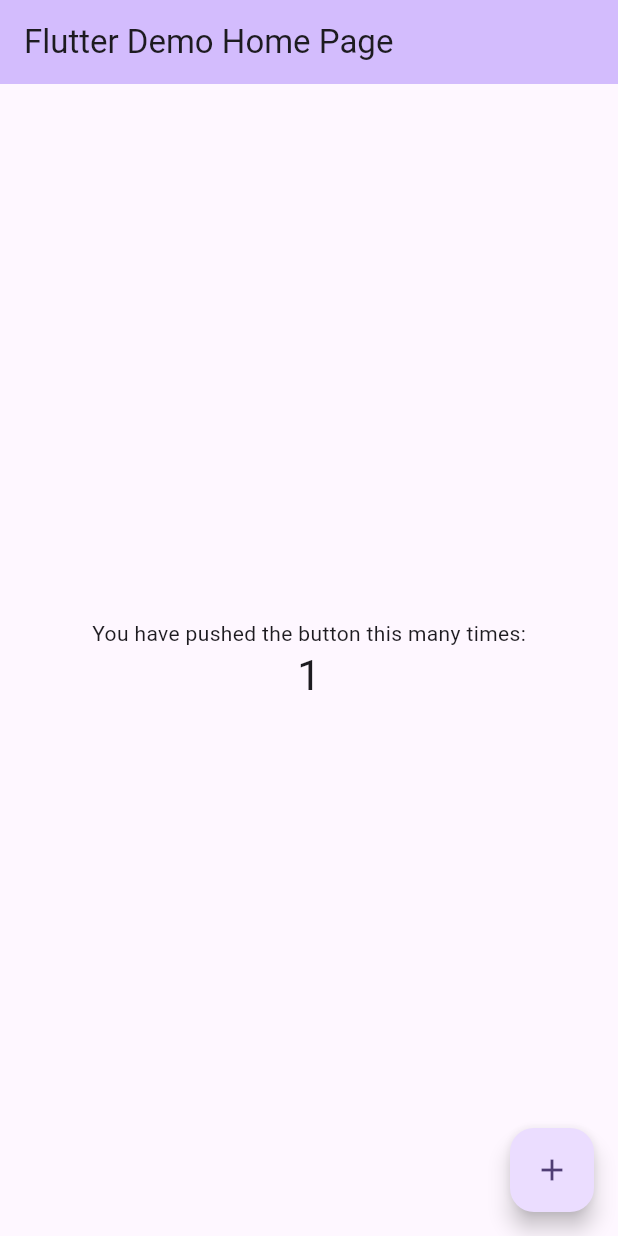
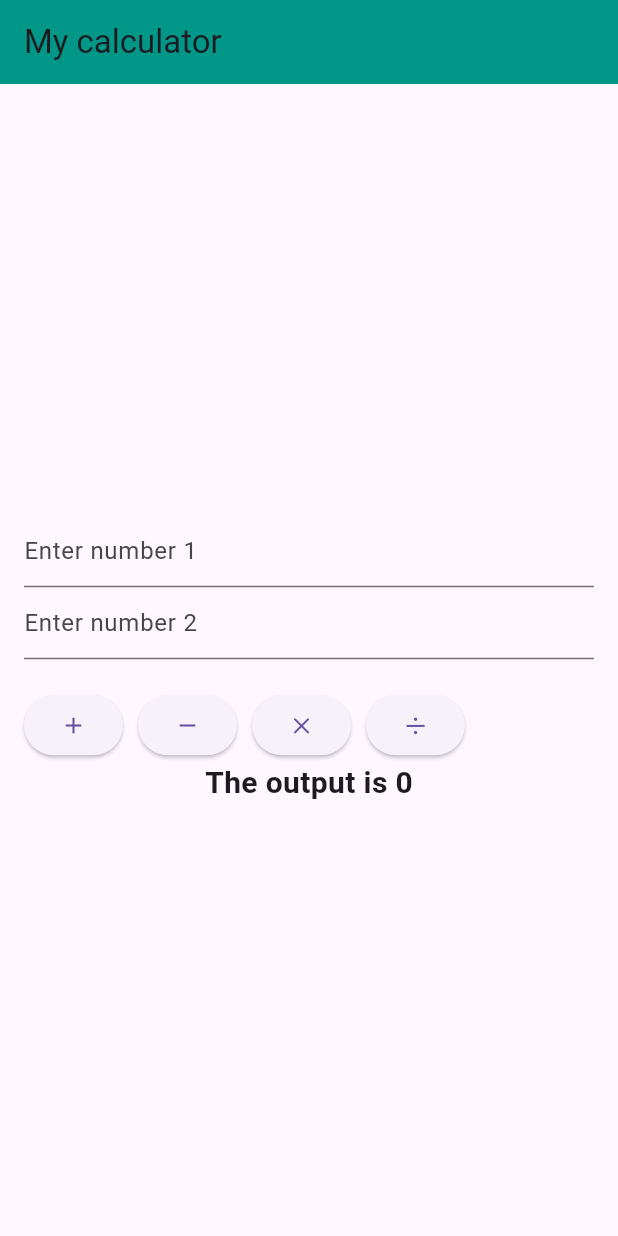
Before and after one commit to brd2002/my_calculator, a Flutter app: the screen it shows after launch, after a tap on the "add" icon, on a phone screen of 412 x 824 dp. Run offline on Flutter 3.47's test engine with Material 3 defaults, Android fonts, the phone set to English and light mode, and no system bars.

Commit message:
first step calculator complete

```diff
--- /dev/null
+++ b/lib/homePage.dart
@@ -0,0 +1,96 @@
+import 'package:flutter/cupertino.dart';
+import 'package:flutter/material.dart';
+
+class HomePage extends StatefulWidget {
+  const HomePage({super.key});
+
+  @override
+  State<HomePage> createState() => _HomePageState();
+}
+
+class _HomePageState extends State<HomePage> {
+  int result = 0;
+  int first_number = 0;
+  int second_number = 0;
+  @override
+  Widget build(BuildContext context) {
+    return Scaffold(
+      appBar: AppBar(
+        backgroundColor: Colors.teal,
+        title: Text("My calculator"),
+      ),
+      body: Container(
+        padding: EdgeInsets.all(16),
+        child: Column(
+          mainAxisAlignment: MainAxisAlignment.center,
+          children: [
+            TextField(
+              onChanged: (val) {
+                first_number = int.parse(val);
+                setState(() {});
+              },
+              keyboardType: TextInputType.number,
+              decoration: InputDecoration(
+                hintText: "Enter number 1",
+              ),
+            ),
+            TextField(
+              onChanged: (val) {
+                second_number = int.parse(val);
+                setState(() {});
+              },
+              keyboardType: TextInputType.number,
+              decoration: InputDecoration(
+                hintText: "Enter number 2",
+              ),
+            ),
+            SizedBox(
+              height: 20,
+            ),
+            Row(
+              children: [
+                ElevatedButton(
+                    onPressed: () {
+                      result = first_number + second_number;
+                      setState(() {});
+                    },
+                    child: Icon(Icons.add)),
+                SizedBox(
+                  width: 10,
+                ),
+                ElevatedButton(
+                    onPressed: () {
+                      result = first_number - second_number;
+                      setState(() {});
+                    },
+                    child: Icon(Icons.remove)),
+                SizedBox(
+                  width: 10,
+                ),
+                ElevatedButton(
+                    onPressed: () {
+                      result = first_number * second_number;
+                      setState(() {});
+                    },
+                    child: Icon(CupertinoIcons.multiply)),
+                SizedBox(
+                  width: 10,
+                ),
+                ElevatedButton(
+                    onPressed: () {
+                      double ans = first_number / second_number;
+                      result =  ans.toInt();
+                      setState(() {
+
+                      });
+                    },
+                    child: Icon(CupertinoIcons.divide))
+              ],
+            ),
+            Text("The output is $result" , style: TextStyle(fontSize: 20 , fontWeight: FontWeight.bold),)
+          ],
+        ),
+      ),
+    );
+  }
+}
--- a/lib/main.dart
+++ b/lib/main.dart
@@ -1,125 +1,24 @@
 import 'package:flutter/material.dart';
+import 'package:my_calculator/homePage.dart';
 
 void main() {
-  runApp(const MyApp());
+  runApp(MyApp());
+}
+class MyApp extends StatefulWidget {
+  const MyApp({super.key});
+
+  @override
+  State<MyApp> createState() => _MyAppState();
 }
 
-class MyApp extends StatelessWidget {
-  const MyApp({super.key});
-
-  // This widget is the root of your application.
+class _MyAppState extends State<MyApp> {
   @override
   Widget build(BuildContext context) {
     return MaterialApp(
-      title: 'Flutter Demo',
       theme: ThemeData(
-        // This is the theme of your application.
-        //
-        // TRY THIS: Try running your application with "flutter run". You'll see
-        // the application has a purple toolbar. Then, without quitting the app,
-        // try changing the seedColor in the colorScheme below to Colors.green
-        // and then invoke "hot reload" (save your changes or press the "hot
-        // reload" button in a Flutter-supported IDE, or press "r" if you used
-        // the command line to start the app).
-        //
-        // Notice that the counter didn't reset back to zero; the application
-        // state is not lost during the reload. To reset the state, use hot
-        // restart instead.
-        //
-        // This works for code too, not just values: Most code changes can be
-        // tested with just a hot reload.
-        colorScheme: ColorScheme.fromSeed(seedColor: Colors.deepPurple),
-        useMaterial3: true,
+        primarySwatch: Colors.teal,
       ),
-      home: const MyHomePage(title: 'Flutter Demo Home Page'),
+      home: HomePage(),
     );
   }
 }
-
-class MyHomePage extends StatefulWidget {
-  const MyHomePage({super.key, required this.title});
-
-  // This widget is the home page of your application. It is stateful, meaning
-  // that it has a State object (defined below) that contains fields that affect
-  // how it looks.
-
-  // This class is the configuration for the state. It holds the values (in this
-  // case the title) provided by the parent (in this case the App widget) and
-  // used by the build method of the State. Fields in a Widget subclass are
-  // always marked "final".
-
-  final String title;
-
-  @override
-  State<MyHomePage> createState() => _MyHomePageState();
-}
-
-class _MyHomePageState extends State<MyHomePage> {
-  int _counter = 0;
-
-  void _incrementCounter() {
-    setState(() {
-      // This call to setState tells the Flutter framework that something has
-      // changed in this State, which causes it to rerun the build method below
-      // so that the display can reflect the updated values. If we changed
-      // _counter without calling setState(), then the build method would not be
-      // called again, and so nothing would appear to happen.
-      _counter++;
-    });
-  }
-
-  @override
-  Widget build(BuildContext context) {
-    // This method is rerun every time setState is called, for instance as done
-    // by the _incrementCounter method above.
-    //
-    // The Flutter framework has been optimized to make rerunning build methods
-    // fast, so that you can just rebuild anything that needs updating rather
-    // than having to individually change instances of widgets.
-    return Scaffold(
-      appBar: AppBar(
-        // TRY THIS: Try changing the color here to a specific color (to
-        // Colors.amber, perhaps?) and trigger a hot reload to see the AppBar
-        // change color while the other colors stay the same.
-        backgroundColor: Theme.of(context).colorScheme.inversePrimary,
-        // Here we take the value from the MyHomePage object that was created by
-        // the App.build method, and use it to set our appbar title.
-        title: Text(widget.title),
-      ),
-      body: Center(
-        // Center is a layout widget. It takes a single child and positions it
-        // in the middle of the parent.
-        child: Column(
-          // Column is also a layout widget. It takes a list of children and
-          // arranges them vertically. By default, it sizes itself to fit its
-          // children horizontally, and tries to be as tall as its parent.
-          //
-          // Column has various properties to control how it sizes itself and
-          // how it positions its children. Here we use mainAxisAlignment to
-          // center the children vertically; the main axis here is the vertical
-          // axis because Columns are vertical (the cross axis would be
-          // horizontal).
-          //
-          // TRY THIS: Invoke "debug painting" (choose the "Toggle Debug Paint"
-          // action in the IDE, or press "p" in the console), to see the
-          // wireframe for each widget.
-          mainAxisAlignment: MainAxisAlignment.center,
-          children: <Widget>[
-            const Text(
-              'You have pushed the button this many times:',
-            ),
-            Text(
-              '$_counter',
-              style: Theme.of(context).textTheme.headlineMedium,
-            ),
-          ],
-        ),
-      ),
-      floatingActionButton: FloatingActionButton(
-        onPressed: _incrementCounter,
-        tooltip: 'Increment',
-        child: const Icon(Icons.add),
-      ), // This trailing comma makes auto-formatting nicer for build methods.
-    );
-  }
-}
```
